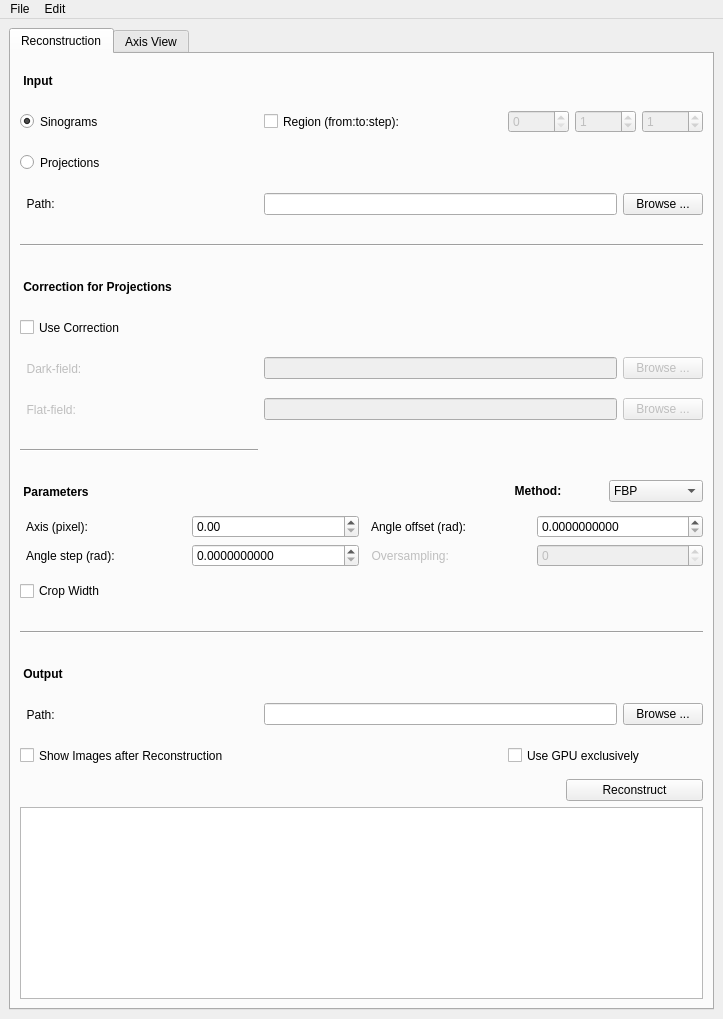
Above: unfoog/gui.ui from ufo-kit/tofu before the change. Below: the same form after it.
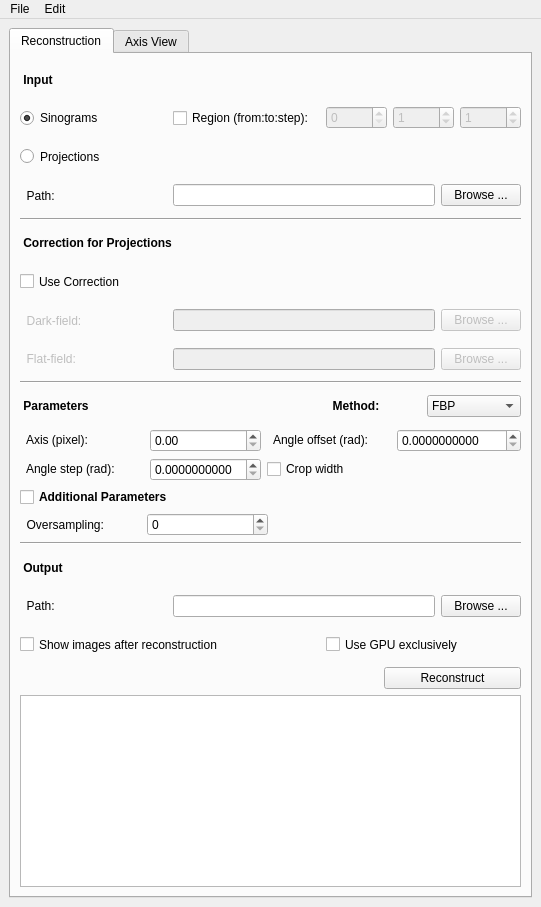
That is the form after the change.

What changed in the file:
```diff
--- a/unfoog/gui.ui
+++ b/unfoog/gui.ui
@@ -6,8 +6,8 @@
    <rect>
     <x>0</x>
     <y>0</y>
-    <width>723</width>
-    <height>1019</height>
+    <width>541</width>
+    <height>907</height>
    </rect>
   </property>
   <property name="sizePolicy">
@@ -16,6 +16,12 @@
     <verstretch>0</verstretch>
    </sizepolicy>
   </property>
+  <property name="minimumSize">
+   <size>
+    <width>541</width>
+    <height>825</height>
+   </size>
+  </property>
   <property name="windowTitle">
    <string>Tomoviewer</string>
   </property>
@@ -35,7 +41,7 @@
      <height>761</height>
     </size>
    </property>
-   <layout class="QHBoxLayout" name="horizontalLayout">
+   <layout class="QVBoxLayout" name="verticalLayout_2">
     <item>
      <widget class="QTabWidget" name="tab_widget">
       <property name="sizePolicy">
@@ -90,7 +96,33 @@
           <property name="spacing">
            <number>6</number>
           </property>
-          <item row="9" column="4">
+          <item row="24" column="2" colspan="3">
+           <widget class="QCheckBox" name="gpu_box">
+            <property name="sizePolicy">
+             <sizepolicy hsizetype="Expanding" vsizetype="Expanding">
+              <horstretch>0</horstretch>
+              <verstretch>0</verstretch>
+             </sizepolicy>
+            </property>
+            <property name="text">
+             <string>Use GPU exclusively</string>
+            </property>
+           </widget>
+          </item>
+          <item row="24" column="0" colspan="2">
+           <widget class="QCheckBox" name="imagej_checkbox">
+            <property name="sizePolicy">
+             <sizepolicy hsizetype="Expanding" vsizetype="Expanding">
+              <horstretch>0</horstretch>
+              <verstretch>0</verstretch>
+             </sizepolicy>
+            </property>
+            <property name="text">
+             <string>Show images after reconstruction</string>
+            </property>
+           </widget>
+          </item>
+          <item row="11" column="4">
            <widget class="QPushButton" name="flats_path_button">
             <property name="enabled">
              <bool>false</bool>
@@ -178,19 +210,6 @@
             </property>
            </widget>
           </item>
-          <item row="5" column="0" colspan="5">
-           <widget class="Line" name="line">
-            <property name="sizePolicy">
-             <sizepolicy hsizetype="Expanding" vsizetype="Expanding">
-              <horstretch>0</horstretch>
-              <verstretch>0</verstretch>
-             </sizepolicy>
-            </property>
-            <property name="orientation">
-             <enum>Qt::Horizontal</enum>
-            </property>
-           </widget>
-          </item>
           <item row="3" column="0">
            <widget class="QRadioButton" name="proj_button">
             <property name="sizePolicy">
@@ -210,20 +229,7 @@
             </property>
            </widget>
           </item>
-          <item row="16" column="0" colspan="5">
-           <widget class="Line" name="line_2">
-            <property name="sizePolicy">
-             <sizepolicy hsizetype="Expanding" vsizetype="Expanding">
-              <horstretch>0</horstretch>
-              <verstretch>0</verstretch>
-             </sizepolicy>
-            </property>
-            <property name="orientation">
-             <enum>Qt::Horizontal</enum>
-            </property>
-           </widget>
-          </item>
-          <item row="18" column="0">
+          <item row="23" column="0">
            <widget class="QLabel" name="output_path_label">
             <property name="sizePolicy">
              <sizepolicy hsizetype="Expanding" vsizetype="Expanding">
@@ -239,22 +245,6 @@
             </property>
            </widget>
           </item>
-          <item row="15" column="0" colspan="2">
-           <widget class="QCheckBox" name="crop_box">
-            <property name="sizePolicy">
-             <sizepolicy hsizetype="Expanding" vsizetype="Expanding">
-              <horstretch>0</horstretch>
-              <verstretch>0</verstretch>
-             </sizepolicy>
-            </property>
-            <property name="toolTip">
-             <string notr="true">Crop width automatically</string>
-            </property>
-            <property name="text">
-             <string>Crop Width</string>
-            </property>
-           </widget>
-          </item>
           <item row="4" column="1" colspan="3">
            <widget class="QLineEdit" name="input_path_line">
             <property name="sizePolicy">
@@ -268,7 +258,7 @@
             </property>
            </widget>
           </item>
-          <item row="25" column="3" colspan="2">
+          <item row="30" column="3" colspan="2">
            <widget class="QPushButton" name="reco_button">
             <property name="sizePolicy">
              <sizepolicy hsizetype="Minimum" vsizetype="Fixed">
@@ -281,7 +271,7 @@
             </property>
            </widget>
           </item>
-          <item row="18" column="1" colspan="3">
+          <item row="23" column="1" colspan="3">
            <widget class="QLineEdit" name="output_path_line">
             <property name="sizePolicy">
              <sizepolicy hsizetype="Expanding" vsizetype="Fixed">
@@ -332,7 +322,42 @@
             </property>
            </widget>
           </item>
-          <item row="17" column="0">
+          <item row="31" column="0" colspan="5">
+           <widget class="QTextBrowser" name="text_browser">
+            <property name="sizePolicy">
+             <sizepolicy hsizetype="Expanding" vsizetype="Expanding">
+              <horstretch>0</horstretch>
+              <verstretch>0</verstretch>
+             </sizepolicy>
+            </property>
+            <property name="frameShadow">
+             <enum>QFrame::Sunken</enum>
+            </property>
+            <property name="midLineWidth">
+             <number>0</number>
+            </property>
+           </widget>
+          </item>
+          <item row="10" column="4">
+           <widget class="QPushButton" name="darks_path_button">
+            <property name="enabled">
+             <bool>false</bool>
+            </property>
+            <property name="sizePolicy">
+             <sizepolicy hsizetype="Minimum" vsizetype="Fixed">
+              <horstretch>0</horstretch>
+              <verstretch>0</verstretch>
+             </sizepolicy>
+            </property>
+            <property name="toolTip">
+             <string notr="true"/>
+            </property>
+            <property name="text">
+             <string>Browse ...</string>
+            </property>
+           </widget>
+          </item>
+          <item row="22" column="0">
            <widget class="QLabel" name="output_label">
             <property name="sizePolicy">
              <sizepolicy hsizetype="Expanding" vsizetype="Expanding">
@@ -354,23 +379,7 @@
             </property>
            </widget>
           </item>
-          <item row="26" column="0" colspan="5">
-           <widget class="QTextBrowser" name="text_browser"/>
-          </item>
-          <item row="19" column="0" colspan="2">
-           <widget class="QCheckBox" name="imagej_checkbox">
-            <property name="sizePolicy">
-             <sizepolicy hsizetype="Expanding" vsizetype="Expanding">
-              <horstretch>0</horstretch>
-              <verstretch>0</verstretch>
-             </sizepolicy>
-            </property>
-            <property name="text">
-             <string>Show Images after Reconstruction</string>
-            </property>
-           </widget>
-          </item>
-          <item row="18" column="4">
+          <item row="23" column="4">
            <widget class="QPushButton" name="output_path_button">
             <property name="sizePolicy">
              <sizepolicy hsizetype="Minimum" vsizetype="Fixed">
@@ -386,19 +395,6 @@
             </property>
            </widget>
           </item>
-          <item row="19" column="2" colspan="3">
-           <widget class="QCheckBox" name="gpu_box">
-            <property name="sizePolicy">
-             <sizepolicy hsizetype="Expanding" vsizetype="Expanding">
-              <horstretch>0</horstretch>
-              <verstretch>0</verstretch>
-             </sizepolicy>
-            </property>
-            <property name="text">
-             <string>Use GPU exclusively</string>
-            </property>
-           </widget>
-          </item>
           <item row="2" column="2" colspan="3">
            <layout class="QGridLayout" name="gridLayout">
             <item row="0" column="1">
@@ -466,124 +462,7 @@
             </item>
            </layout>
           </item>
-          <item row="12" column="0" colspan="5">
-           <layout class="QGridLayout" name="gridLayout_2">
-            <item row="0" column="1">
-             <widget class="QDoubleSpinBox" name="axis_spin">
-              <property name="sizePolicy">
-               <sizepolicy hsizetype="Expanding" vsizetype="Fixed">
-                <horstretch>0</horstretch>
-                <verstretch>0</verstretch>
-               </sizepolicy>
-              </property>
-              <property name="toolTip">
-               <string notr="true"/>
-              </property>
-              <property name="maximum">
-               <double>8192.000000000000000</double>
-              </property>
-             </widget>
-            </item>
-            <item row="0" column="2">
-             <widget class="QLabel" name="offset_label">
-              <property name="sizePolicy">
-               <sizepolicy hsizetype="Expanding" vsizetype="Expanding">
-                <horstretch>0</horstretch>
-                <verstretch>0</verstretch>
-               </sizepolicy>
-              </property>
-              <property name="toolTip">
-               <string notr="true"/>
-              </property>
-              <property name="text">
-               <string>  Angle offset (rad):</string>
-              </property>
-             </widget>
-            </item>
-            <item row="0" column="0">
-             <widget class="QLabel" name="axis_label">
-              <property name="sizePolicy">
-               <sizepolicy hsizetype="Expanding" vsizetype="Expanding">
-                <horstretch>0</horstretch>
-                <verstretch>0</verstretch>
-               </sizepolicy>
-              </property>
-              <property name="toolTip">
-               <string notr="true"/>
-              </property>
-              <property name="text">
-               <string>  Axis (pixel):</string>
-              </property>
-             </widget>
-            </item>
-            <item row="0" column="3">
-             <widget class="QDoubleSpinBox" name="angle_offset">
-              <property name="sizePolicy">
-               <sizepolicy hsizetype="Expanding" vsizetype="Fixed">
-                <horstretch>0</horstretch>
-                <verstretch>0</verstretch>
-               </sizepolicy>
-              </property>
-              <property name="toolTip">
-               <string notr="true"/>
-              </property>
-              <property name="decimals">
-               <number>10</number>
-              </property>
-             </widget>
-            </item>
-            <item row="1" column="0">
-             <widget class="QLabel" name="angle_label">
-              <property name="sizePolicy">
-               <sizepolicy hsizetype="Expanding" vsizetype="Expanding">
-                <horstretch>0</horstretch>
-                <verstretch>0</verstretch>
-               </sizepolicy>
-              </property>
-              <property name="toolTip">
-               <string notr="true"/>
-              </property>
-              <property name="text">
-               <string>  Angle step (rad):</string>
-              </property>
-             </widget>
-            </item>
-            <item row="1" column="1">
-             <widget class="QDoubleSpinBox" name="angle_step">
-              <property name="sizePolicy">
-               <sizepolicy hsizetype="Expanding" vsizetype="Fixed">
-                <horstretch>0</horstretch>
-                <verstretch>0</verstretch>
-               </sizepolicy>
-              </property>
-              <property name="toolTip">
-               <string notr="true"/>
-              </property>
-              <property name="decimals">
-               <number>10</number>
-              </property>
-             </widget>
-            </item>
-            <item row="1" column="2">
-             <widget class="QLabel" name="oversampling_label">
-              <property name="enabled">
-               <bool>false</bool>
-              </property>
-              <property name="text">
-               <string>  Oversampling:</string>
-              </property>
-             </widget>
-            </item>
-            <item row="1" column="3">
-             <widget class="QSpinBox" name="oversampling">
-              <property name="enabled">
-               <bool>false</bool>
-              </property>
-             </widget>
-            </item>
-           </layout>
-          </item>
-          <item row="9" column="1" colspan="3">
+          <item row="11" column="1" colspan="3">
            <widget class="QLineEdit" name="flats_path_line">
             <property name="enabled">
              <bool>false</bool>
@@ -599,26 +478,7 @@
             </property>
            </widget>
           </item>
-          <item row="6" column="0" colspan="2">
-           <widget class="QLabel" name="correction_label">
-            <property name="sizePolicy">
-             <sizepolicy hsizetype="Expanding" vsizetype="Expanding">
-              <horstretch>0</horstretch>
-              <verstretch>0</verstretch>
-             </sizepolicy>
-            </property>
-            <property name="font">
-             <font>
-              <weight>75</weight>
-              <bold>true</bold>
-             </font>
-            </property>
-            <property name="text">
-             <string> Correction for Projections</string>
-            </property>
-           </widget>
-          </item>
-          <item row="9" column="0">
+          <item row="11" column="0">
            <widget class="QLabel" name="flats_label">
             <property name="enabled">
              <bool>false</bool>
@@ -640,7 +500,7 @@
             </property>
            </widget>
           </item>
-          <item row="7" column="0">
+          <item row="9" column="0">
            <widget class="QCheckBox" name="correct_box">
             <property name="sizePolicy">
              <sizepolicy hsizetype="Expanding" vsizetype="Expanding">
@@ -656,26 +516,7 @@
             </property>
            </widget>
           </item>
-          <item row="8" column="4">
-           <widget class="QPushButton" name="darks_path_button">
-            <property name="enabled">
-             <bool>false</bool>
-            </property>
-            <property name="sizePolicy">
-             <sizepolicy hsizetype="Minimum" vsizetype="Fixed">
-              <horstretch>0</horstretch>
-              <verstretch>0</verstretch>
-             </sizepolicy>
-            </property>
-            <property name="toolTip">
-             <string notr="true"/>
-            </property>
-            <property name="text">
-             <string>Browse ...</string>
-            </property>
-           </widget>
-          </item>
-          <item row="8" column="0">
+          <item row="10" column="0">
            <widget class="QLabel" name="darks_label">
             <property name="enabled">
              <bool>false</bool>
@@ -694,20 +535,7 @@
             </property>
            </widget>
           </item>
-          <item row="10" column="0">
-           <widget class="Line" name="line_3">
-            <property name="sizePolicy">
-             <sizepolicy hsizetype="Expanding" vsizetype="Expanding">
-              <horstretch>0</horstretch>
-              <verstretch>0</verstretch>
-             </sizepolicy>
-            </property>
-            <property name="orientation">
-             <enum>Qt::Horizontal</enum>
-            </property>
-           </widget>
-          </item>
-          <item row="8" column="1" colspan="3">
+          <item row="10" column="1" colspan="3">
            <widget class="QLineEdit" name="darks_path_line">
             <property name="enabled">
              <bool>false</bool>
@@ -723,26 +551,7 @@
             </property>
            </widget>
           </item>
-          <item row="11" column="0">
-           <widget class="QLabel" name="params_label">
-            <property name="sizePolicy">
-             <sizepolicy hsizetype="Expanding" vsizetype="Expanding">
-              <horstretch>0</horstretch>
-              <verstretch>0</verstretch>
-             </sizepolicy>
-            </property>
-            <property name="font">
-             <font>
-              <weight>75</weight>
-              <bold>true</bold>
-             </font>
-            </property>
-            <property name="text">
-             <string> Parameters</string>
-            </property>
-           </widget>
-          </item>
-          <item row="11" column="2" colspan="3">
+          <item row="13" column="2" colspan="3">
            <layout class="QGridLayout" name="gridLayout_3">
             <item row="0" column="0">
              <widget class="QLabel" name="label">
@@ -779,6 +588,243 @@
             </item>
            </layout>
           </item>
+          <item row="18" column="0" colspan="5">
+           <widget class="QWidget" name="dfi_params" native="true">
+            <layout class="QGridLayout" name="gridLayout_6">
+             <property name="margin">
+              <number>0</number>
+             </property>
+             <item row="1" column="3">
+              <widget class="QLabel" name="label_4">
+               <property name="text">
+                <string/>
+               </property>
+              </widget>
+             </item>
+             <item row="1" column="0">
+              <widget class="QLabel" name="oversampling_label">
+               <property name="enabled">
+                <bool>true</bool>
+               </property>
+               <property name="text">
+                <string>  Oversampling:</string>
+               </property>
+              </widget>
+             </item>
+             <item row="1" column="2">
+              <widget class="QLabel" name="label_3">
+               <property name="text">
+                <string/>
+               </property>
+              </widget>
+             </item>
+             <item row="1" column="1">
+              <widget class="QSpinBox" name="oversampling">
+               <property name="enabled">
+                <bool>true</bool>
+               </property>
+               <property name="maximum">
+                <number>99</number>
+               </property>
+               <property name="value">
+                <number>0</number>
+               </property>
+              </widget>
+             </item>
+            </layout>
+           </widget>
+          </item>
+          <item row="21" column="0" colspan="5">
+           <widget class="Line" name="line_2">
+            <property name="orientation">
+             <enum>Qt::Horizontal</enum>
+            </property>
+           </widget>
+          </item>
+          <item row="5" column="0" colspan="5">
+           <widget class="Line" name="line">
+            <property name="orientation">
+             <enum>Qt::Horizontal</enum>
+            </property>
+           </widget>
+          </item>
+          <item row="12" column="0" colspan="5">
+           <widget class="Line" name="line_3">
+            <property name="orientation">
+             <enum>Qt::Horizontal</enum>
+            </property>
+           </widget>
+          </item>
+          <item row="17" column="0" colspan="5">
+           <layout class="QGridLayout" name="gridLayout_2">
+            <item row="1" column="0">
+             <widget class="QLabel" name="angle_label">
+              <property name="sizePolicy">
+               <sizepolicy hsizetype="Expanding" vsizetype="Fixed">
+                <horstretch>0</horstretch>
+                <verstretch>0</verstretch>
+               </sizepolicy>
+              </property>
+              <property name="toolTip">
+               <string notr="true"/>
+              </property>
+              <property name="text">
+               <string>  Angle step (rad):</string>
+              </property>
+             </widget>
+            </item>
+            <item row="0" column="3">
+             <widget class="QLabel" name="offset_label">
+              <property name="sizePolicy">
+               <sizepolicy hsizetype="Expanding" vsizetype="Fixed">
+                <horstretch>0</horstretch>
+                <verstretch>0</verstretch>
+               </sizepolicy>
+              </property>
+              <property name="toolTip">
+               <string notr="true"/>
+              </property>
+              <property name="text">
+               <string>  Angle offset (rad):</string>
+              </property>
+             </widget>
+            </item>
+            <item row="0" column="0">
+             <widget class="QLabel" name="axis_label">
+              <property name="sizePolicy">
+               <sizepolicy hsizetype="Expanding" vsizetype="Fixed">
+                <horstretch>0</horstretch>
+                <verstretch>0</verstretch>
+               </sizepolicy>
+              </property>
+              <property name="toolTip">
+               <string notr="true"/>
+              </property>
+              <property name="text">
+               <string>  Axis (pixel):</string>
+              </property>
+             </widget>
+            </item>
+            <item row="0" column="4">
+             <widget class="QDoubleSpinBox" name="angle_offset">
+              <property name="sizePolicy">
+               <sizepolicy hsizetype="Expanding" vsizetype="Fixed">
+                <horstretch>0</horstretch>
+                <verstretch>0</verstretch>
+               </sizepolicy>
+              </property>
+              <property name="toolTip">
+               <string notr="true"/>
+              </property>
+              <property name="decimals">
+               <number>10</number>
+              </property>
+             </widget>
+            </item>
+            <item row="0" column="1" colspan="2">
+             <widget class="QDoubleSpinBox" name="axis_spin">
+              <property name="sizePolicy">
+               <sizepolicy hsizetype="Expanding" vsizetype="Fixed">
+                <horstretch>0</horstretch>
+                <verstretch>0</verstretch>
+               </sizepolicy>
+              </property>
+              <property name="toolTip">
+               <string notr="true"/>
+              </property>
+              <property name="maximum">
+               <double>8192.000000000000000</double>
+              </property>
+             </widget>
+            </item>
+            <item row="1" column="1" colspan="2">
+             <widget class="QDoubleSpinBox" name="angle_step">
+              <property name="sizePolicy">
+               <sizepolicy hsizetype="Expanding" vsizetype="Fixed">
+                <horstretch>0</horstretch>
+                <verstretch>0</verstretch>
+               </sizepolicy>
+              </property>
+              <property name="toolTip">
+               <string notr="true"/>
+              </property>
+              <property name="decimals">
+               <number>10</number>
+              </property>
+             </widget>
+            </item>
+            <item row="1" column="3">
+             <widget class="QCheckBox" name="crop_box">
+              <property name="sizePolicy">
+               <sizepolicy hsizetype="Expanding" vsizetype="Fixed">
+                <horstretch>0</horstretch>
+                <verstretch>0</verstretch>
+               </sizepolicy>
+              </property>
+              <property name="toolTip">
+               <string notr="true">Crop width automatically</string>
+              </property>
+              <property name="text">
+               <string>Crop width</string>
+              </property>
+             </widget>
+            </item>
+            <item row="2" column="0" colspan="4">
+             <widget class="QCheckBox" name="add_params">
+              <property name="font">
+               <font>
+                <weight>75</weight>
+                <bold>true</bold>
+               </font>
+              </property>
+              <property name="text">
+               <string>Additional Parameters</string>
+              </property>
+             </widget>
+            </item>
+           </layout>
+          </item>
+          <item row="13" column="0" colspan="2">
+           <widget class="QLabel" name="params_label">
+            <property name="sizePolicy">
+             <sizepolicy hsizetype="Expanding" vsizetype="Expanding">
+              <horstretch>0</horstretch>
+              <verstretch>0</verstretch>
+             </sizepolicy>
+            </property>
+            <property name="font">
+             <font>
+              <weight>75</weight>
+              <bold>true</bold>
+             </font>
+            </property>
+            <property name="focusPolicy">
+             <enum>Qt::ClickFocus</enum>
+            </property>
+            <property name="text">
+             <string> Parameters</string>
+            </property>
+           </widget>
+          </item>
+          <item row="8" column="0" colspan="4">
+           <widget class="QLabel" name="correction_label">
+            <property name="sizePolicy">
+             <sizepolicy hsizetype="Expanding" vsizetype="Expanding">
+              <horstretch>0</horstretch>
+              <verstretch>0</verstretch>
+             </sizepolicy>
+            </property>
+            <property name="font">
+             <font>
+              <weight>75</weight>
+              <bold>true</bold>
+             </font>
+            </property>
+            <property name="text">
+             <string> Correction for Projections</string>
+            </property>
+           </widget>
+          </item>
          </layout>
         </item>
        </layout>
@@ -1127,7 +1173,7 @@
     <rect>
      <x>0</x>
      <y>0</y>
-     <width>723</width>
+     <width>541</width>
      <height>27</height>
     </rect>
    </property>
```
Left out of the diff: 22 changed lines with no effect on the pictures.
